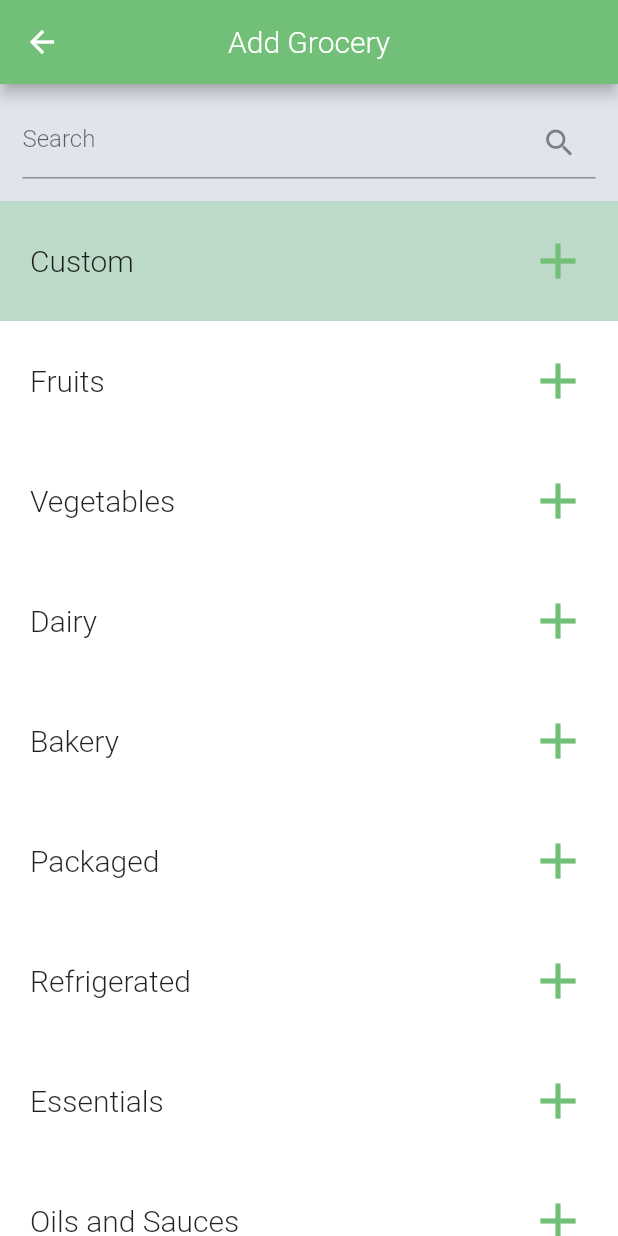
After one commit to ojasvinaik13/GroPlan, a Flutter app: the AddPage screen opened directly, after a tap on "Fruits", on a phone screen of 412 x 824 dp. The commit adds this screen. Run offline on Flutter 3.47's test engine with Material 2 defaults, Android fonts, the phone set to English and light mode, and no system bars.

Commit message:
Added ItemAddPage

```diff
--- a/groplan/lib/pages/add.dart
+++ b/groplan/lib/pages/add.dart
@@ -1,5 +1,6 @@
 import 'package:flutter/material.dart';
 import 'package:groplan/components/category_card.dart';
+import 'package:groplan/pages/itemsAdd.dart';
 
 class AddPage extends StatefulWidget {
   @override
@@ -115,7 +116,11 @@ class _AddPageState extends State<AddPage> {
                             imgname: "images/$imgname.jpg",
                             titleText: new Text(
                               listData.toString(),
-                              style: TextStyle(color: Colors.white),
+                              textAlign: TextAlign.center,
+                              style: TextStyle(
+                                  color: Colors.white,
+                                  fontSize: 25.0,
+                                  fontWeight: FontWeight.bold),
                             ),
                           );
                         },
@@ -132,10 +137,21 @@ class _AddPageState extends State<AddPage> {
                               (listData.toString().toLowerCase()).split(" ");
                           String imgname = name[0];
                           return new CategoryCard(
+                            onClick: () {
+                              Navigator.push(context, MaterialPageRoute(
+                                builder: (BuildContext context) {
+                                  return ItemsAddPage(listData.toString());
+                                },
+                              ));
+                            },
                             imgname: "images/$imgname.jpg",
                             titleText: new Text(
                               listData.toString(),
-                              style: TextStyle(color: Colors.white),
+                              textAlign: TextAlign.center,
+                              style: TextStyle(
+                                  color: Colors.white,
+                                  fontSize: 25.0,
+                                  fontWeight: FontWeight.bold),
                             ),
                           );
                         },
--- /dev/null
+++ b/groplan/lib/pages/itemsAdd.dart
@@ -0,0 +1,157 @@
+import 'package:flutter/material.dart';
+
+class ItemsAddPage extends StatefulWidget {
+  String name;
+  ItemsAddPage(String name) {
+    this.name = name;
+  }
+  @override
+  _ItemsAddPageState createState() => _ItemsAddPageState();
+}
+
+class _ItemsAddPageState extends State<ItemsAddPage> {
+  final globalKey = new GlobalKey<ScaffoldState>();
+  final TextEditingController _searchController = new TextEditingController();
+  List<dynamic> _list;
+  bool _isSearching;
+  // ignore: unused_field
+  String _searchText = "";
+  List searchresult = new List();
+
+  _ItemsAddPageState() {
+    _searchController.addListener(() {
+      if (_searchController.text.isEmpty) {
+        setState(() {
+          _isSearching = false;
+          _searchText = "";
+        });
+      } else {
+        setState(() {
+          _isSearching = true;
+          _searchText = _searchController.text;
+        });
+      }
+    });
+  }
+
+  void search(String searchText) {
+    searchresult.clear();
+    if (_isSearching != null) {
+      for (int i = 0; i < _list.length; i++) {
+        String data = _list[i];
+        if (data.toLowerCase().contains(searchText.toLowerCase())) {
+          searchresult.add(data);
+        }
+      }
+    }
+  }
+
+  void initState() {
+    super.initState();
+    _isSearching = false;
+    values();
+  }
+
+  void values() {
+    _list = List();
+    _list.add("Fruits");
+    _list.add("Vegetables");
+    _list.add("Dairy");
+    _list.add("Bakery");
+    _list.add("Packaged");
+    _list.add("Refrigerated");
+    _list.add("Essentials");
+    _list.add("Oils and Sauces");
+    _list.add("Household Items");
+    _list.add("Spices");
+  }
+
+  @override
+  Widget build(BuildContext context) {
+    return Scaffold(
+        key: globalKey,
+        appBar: AppBar(
+          title: const Text('Add Grocery'),
+        ),
+        body: Column(
+          crossAxisAlignment: CrossAxisAlignment.stretch,
+          children: <Widget>[
+            Container(
+              margin: EdgeInsets.all(15.0),
+              child: TextField(
+                decoration: const InputDecoration(
+                  hintText: "Search",
+                  suffixIcon: Icon(Icons.search),
+                ),
+                controller: _searchController,
+                onChanged: search,
+              ),
+            ),
+            Container(
+                height: 80,
+                padding: EdgeInsets.all(20),
+                color: Color(0x5072C077),
+                child: Row(
+                  children: [
+                    Text(
+                      "Custom",
+                      style: TextStyle(fontSize: 20),
+                    ),
+                    Spacer(),
+                    Icon(Icons.add, color: Color(0xFF72C077), size: 40)
+                  ],
+                )),
+            Flexible(
+                child: searchresult.length != 0 ||
+                        _searchController.text.isNotEmpty
+                    ? new ListView.builder(
+                        shrinkWrap: true,
+                        itemCount: searchresult.length,
+                        itemBuilder: (BuildContext context, int index) {
+                          String listData = searchresult[index];
+                          return new Container(
+                              height: 80,
+                              padding: EdgeInsets.all(20),
+                              color: Color(0xffffffff),
+                              child: Row(
+                                children: [
+                                  Text(
+                                    listData.toString(),
+                                    style: TextStyle(fontSize: 20),
+                                  ),
+                                  Spacer(),
+                                  Icon(Icons.add,
+                                      color: Color(0xFF72C077), size: 40)
+                                ],
+                              ));
+                        },
+                      )
+                    : new ListView.builder(
+                        shrinkWrap: true,
+                        itemCount: _list.length,
+                        itemBuilder: (BuildContext context, int index) {
+                          String listData = _list[index];
+                          return new Container(
+                              height: 80,
+                              padding: EdgeInsets.all(20),
+                              color: Color(0xffffffff),
+                              child: Row(
+                                children: [
+                                  Text(
+                                    listData.toString(),
+                                    style: TextStyle(fontSize: 20),
+                                  ),
+                                  Spacer(),
+                                  Icon(
+                                    Icons.add,
+                                    color: Color(0xFF72C077),
+                                    size: 40,
+                                  )
+                                ],
+                              ));
+                        },
+                      )),
+          ],
+        ));
+  }
+}
```
